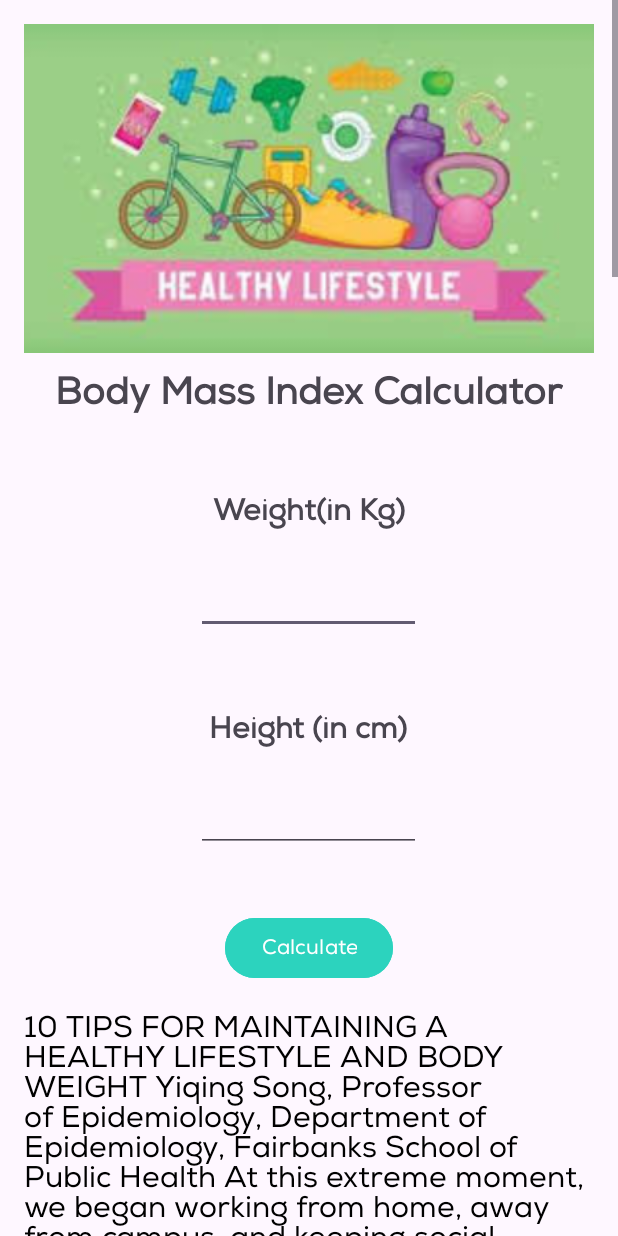
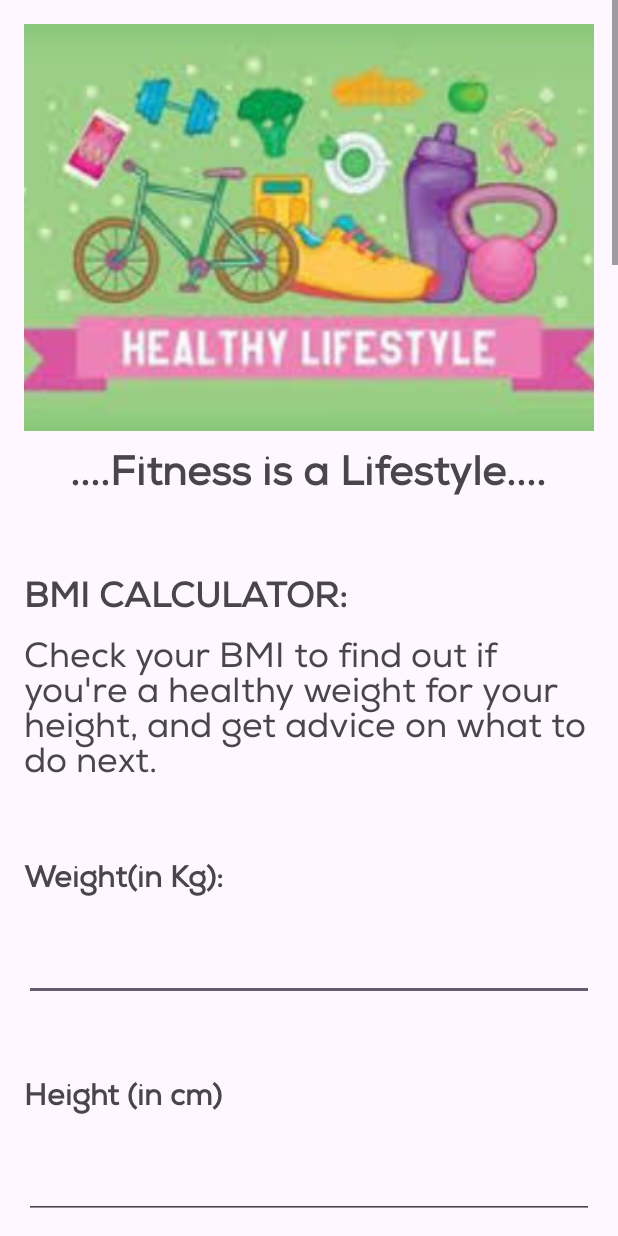
Before and after one commit to Mashiat12/PillCare, an Android app: the health screen opened directly, with no data from a screen before it, on a phone screen of 412 x 824 dp. Run offline under Robolectric (Android 15) with nearby library versions, the phone set to English and light mode, and no system bars.

Commit message:
health pic,string gaps,bmi categories

```diff
--- a/app/src/main/res/layout/activity_health.xml
+++ b/app/src/main/res/layout/activity_health.xml
@@ -19,26 +19,47 @@
 
                 <ImageView
                     android:id="@+id/articleImageView"
-                    android:layout_width="match_parent"
-                    android:layout_height="219dp"
+                    android:layout_width="380dp"
+                    android:layout_height="271dp"
                     android:scaleType="centerCrop"
-                    android:src="@drawable/health_image" />
-
+                    android:src="@drawable/health_pic"/>
                 <TextView
                     android:layout_width="wrap_content"
                     android:layout_height="wrap_content"
                     android:layout_gravity="center_horizontal"
                     android:layout_marginTop="10dp"
-                    android:text="Body Mass Index Calculator"
-                    android:textSize="25sp"
+                    android:text="....Fitness is a Lifestyle...."
+                    android:textSize="27sp"
+                    android:textStyle="bold" />
+                <TextView
+                    android:layout_width="wrap_content"
+                    android:layout_height="wrap_content"
+                    android:layout_marginTop="10dp"
+                    android:text=" "
+                    android:textSize="23sp"
                     android:textStyle="bold" />
 
                 <TextView
                     android:layout_width="wrap_content"
                     android:layout_height="wrap_content"
-                    android:layout_gravity="center_horizontal"
+                    android:layout_marginTop="10dp"
+                    android:text="BMI CALCULATOR:"
+                    android:textSize="23sp"
+                    android:textStyle="bold" />
+
+                <TextView
+                    android:layout_width="wrap_content"
+                    android:layout_height="wrap_content"
+                    android:layout_marginTop="10dp"
+                    android:text="Check your BMI to find out if you're a healthy weight for your height, and get advice on what to do next."
+                    android:textSize="23sp"/>
+
+                <TextView
+                    android:layout_width="142dp"
+                    android:layout_height="wrap_content"
+
                     android:layout_marginTop="50dp"
-                    android:text="Weight(in Kg)"
+                    android:text="Weight(in Kg):"
                     android:textSize="20dp"
                     android:textStyle="bold"
                     app:layout_constraintBottom_toBottomOf="parent"
@@ -49,15 +70,13 @@
 
                 <EditText
                     android:id="@+id/etWeight"
-                    android:layout_width="150dp"
+                    android:layout_width="match_parent"
                     android:layout_height="50dp"
-                    android:layout_gravity="center_horizontal"
                     android:layout_marginTop="20dp" />
 
                 <TextView
                     android:layout_width="wrap_content"
                     android:layout_height="wrap_content"
-                    android:layout_gravity="center_horizontal"
                     android:layout_marginTop="50dp"
                     android:text="Height (in cm)"
                     android:textSize="20dp"
@@ -70,11 +89,9 @@
 
                 <EditText
                     android:id="@+id/etHeight"
-                    android:layout_width="150dp"
+                    android:layout_width="match_parent"
                     android:layout_height="50dp"
-                    android:layout_gravity="center_horizontal"
-                    android:layout_marginTop="20dp"
-                    android:textSize="20dp" />
+                    android:layout_marginTop="20dp"/>
 
                 <Button
                     android:id="@+id/calculate_btn"
--- a/app/src/main/res/values/strings.xml
+++ b/app/src/main/res/values/strings.xml
@@ -7,28 +7,24 @@
     <string name='click_to_login'>Click here to login</string>
 
     <string name="health_article_content">
-        10 TIPS FOR MAINTAINING A HEALTHY
-LIFESTYLE AND BODY WEIGHT
-Yiqing Song, Professor of Epidemiology, Department of Epidemiology, Fairbanks School of Public Health
-At this extreme moment, we began working from home, away from campus, and keeping social distance for as many
-people as possible. As we stay home and are stuck with the foods that have been in our fridge or pantry for a while,
-we are temporarily living a sedentary lifestyle with increased odds of physical inactivity, excessive eating and sitting,
-stress, anxiety, and depression. In particular, many of us will gain some weight during the pandemic and may keep the
-extra weight permanently, which may carry considerable health risks for type 2 diabetes, hypertension, heart attack,
-stroke, and other health problems.
-Here, I’d like to share some basic tips and resources for how to maintain your healthy lifestyle, body weight, and
-overall well-being while staying home and engaging in social distancing.
+        \n<b>BMI Categories:</b>\n\n
+Underweight = less than 18.5\n
+Normal weight = 18.5–24.9\n
+Overweight = 25–29.9\n
+Obesity = BMI of 30 or greater\n\n\n
+      <b >10 TIPS FOR MAINTAINING A HEALTHY..</b>
+
         \n\n
-1. Measure and Watch Your Weight
+1. Measure and Watch Your Weight:\n\n
 Keeping track of your body weight on a daily or weekly basis will help you see what you’re losing and/or what
 you’re gaining.
         \n\n
-2. Limit Unhealthy Foods and Eat Healthy Meals
+2. Limit Unhealthy Foods and Eat Healthy Meals:\n\n
 Do not forget to eat breakfast and choose a nutritious meal with more protein and fiber and less fat, sugar, and
 calories. For more information on weight-control foods and dietary recommendations, please check the following
 website: www.hsph.harvard.edu/obesity-prevention-source/obesity-causes/diet-and-weight/.
         \n\n
-3. Take Multivitamin Supplements
+3. Take Multivitamin Supplements:\n\n
 To make sure you have sufficient levels of nutrients, taking a daily multivitamin supplement is a good idea,
 especially when you do not have a variety of vegetables and fruits at home. Many micronutrients are vital to your
 immune system, including vitamins A, B6, B12, C, D, and E, as well as zinc, iron, copper, selenium, and magnesium.
@@ -36,40 +32,40 @@ However, there’s currently NO available evidence that adding any supplements o
 to your diet will help protect you from the virus or increase recovery. In some cases, high doses of vitamins can be
 bad for your health.
         \n\n
-4. Drink Water and Stay Hydrated, and Limit Sugared Beverages
+4. Drink Water and Stay Hydrated, and Limit Sugared Beverages:\n\n
 Drink water regularly to stay healthy, but there is NO evidence that drinking water frequently (e.g. every 15
 minutes) can help prevent any viral infection. For more information on drinking water and coronavirus, please
 check the following EPA website: www.epa.gov/coronavirus/coronavirus-and-drinking-water-and-wastewater.
         \n\n
-5. Exercise Regularly and Be Physically Active
+5. Exercise Regularly and Be Physically Active:\n\n
 At this time, at-home workouts may be a good idea. But you can also walk your dog or run outside. Be sure you
 know what’s going on in your area and if there are any restrictions or mandatory self-quarantines. For more
 information on how to stay physically active while at home, please check the ACSM website: www.acsm.org/
 read-research/newsroom/news-releases/news-detail/2020/03/16/staying-physically-active-during-covid-19-
 pandemic.
         \n\n
-6. Reduce Sitting and Screen Time
+6. Reduce Sitting and Screen Time:\n\n
 Exercise can’t immunize you from your sedentary time. Even people who exercise regularly could be at increased
 risk for diabetes and heart disease and stroke if they spend lots of time sitting behind computers. Practically
 speaking, you could consider taking breaks from sedentary time, such as walking around the office/room a couple
 of times in a day.
         \n\n
-7. Get Enough Good Sleep
+7. Get Enough Good Sleep:\n\n
 There is a very strong connection between sleep quality and quantity and your immune system. You can keep your
 immune system functioning properly by getting seven to eight hours of sleep each night. For more information,
 please check the CDC website: www.cdc.gov/sleep/index.html.
         \n\n
-8. Go Easy on Alcohol and Stay Sober
+8. Go Easy on Alcohol and Stay Sober:\n\n
 Drinking alcohol does not protect you from the coronavirus infection. Don’t forget that those alcohol calories can
 add up quickly. Alcohol should always be consumed in moderation. Please see the recommendations by the AHA:
 www.heart.org/en/healthy-living/healthy-eating/eat-smart/nutrition-basics/alcohol-and-heart-health.
         \n\n
-9. Find Ways to Manage Your Emotions
+9. Find Ways to Manage Your Emotions:\n\n
 It is common for people to have feelings of fear, anxiety, sadness, and uncertainty during a pandemic. To minimize
 stress-related weight gain, you use this information about stress and coping provided by the CDC: www.cdc.gov/
 coronavirus/2019-ncov/prepare/managing-stress-anxiety.html.
         \n\n
-10. Use an App to Keep Track of Your Movement, Sleep, and Heart Rate
+10. Use an App to Keep Track of Your Movement, Sleep, and Heart Rate:\n
 A reminder: People with serious chronic medical conditions, including extreme obesity, diabetes, and heart disease
 are at a higher risk of experiencing complications and getting very sick from the COVID-19 infection. They should talk
 to their medical providers and listen to their advice.
```
Also changed, not shown: app/src/main/res/drawable/health_pic.jpg (added), app/src/main/res/drawable/main_background.png (added).
